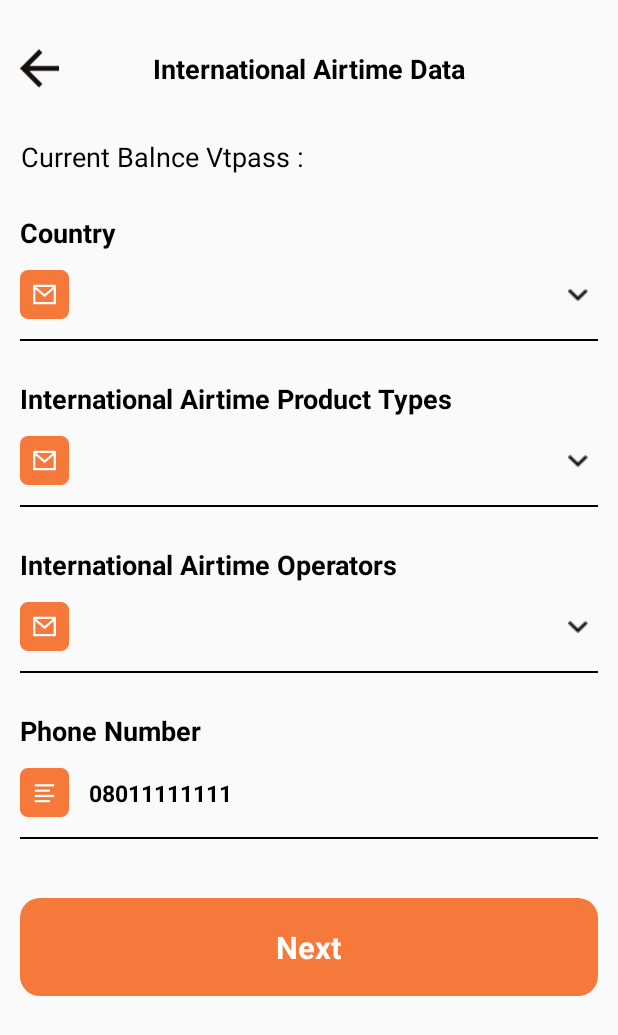
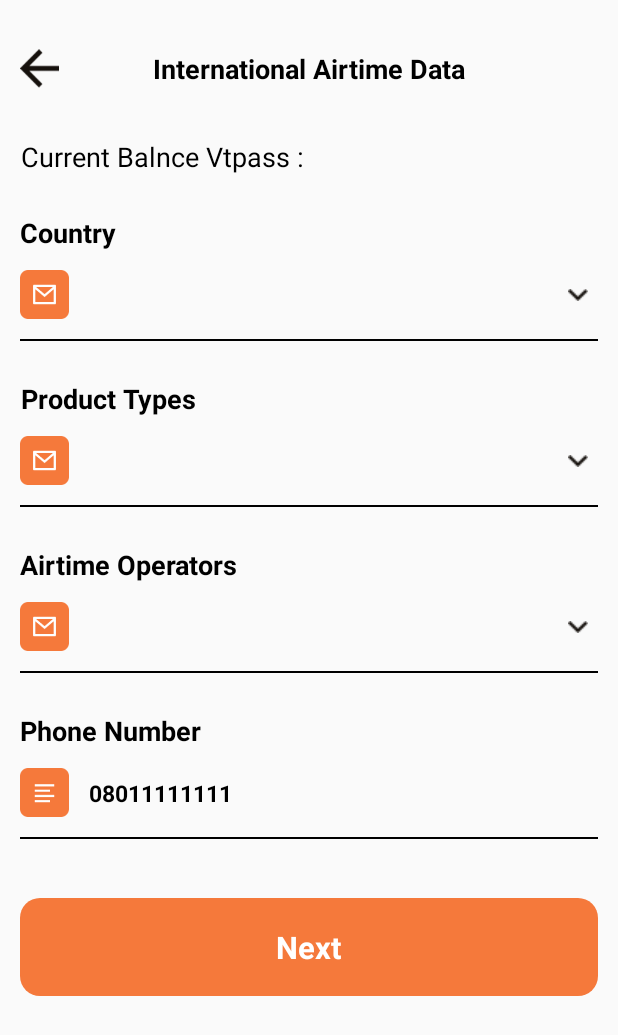
Before and after one commit to technorizenshesh/Spendright, an Android app: the PaymentBillInterNational screen opened directly, with no data from a screen before it, on a phone screen of 412 x 824 dp. Shown: the top 1035 px of the screen. Run offline under Robolectric (Android 15) with nearby library versions, the phone set to English and light mode, and no system bars; our stand-ins replace data binding, sdp/ssp sizes; network calls fail.

Commit message:
Commited By Harshit 12 May

```diff
--- a/app/src/main/res/layout-v16/activity_airetime_international.xml
+++ b/app/src/main/res/layout-v16/activity_airetime_international.xml
@@ -147,7 +147,7 @@
                     android:layout_height="wrap_content"
                     android:layout_marginTop="@dimen/_20sdp"
                     android:gravity="center"
-                    android:text="International Airtime Product Types"
+                    android:text="Product Types"
                     android:textColor="@color/black"
                     android:textSize="@dimen/_14sdp"
                     android:textStyle="bold" />
@@ -203,7 +203,7 @@
                     android:layout_height="wrap_content"
                     android:layout_marginTop="@dimen/_20sdp"
                     android:gravity="center"
-                    android:text="International Airtime Operators"
+                    android:text="Airtime Operators"
                     android:textColor="@color/black"
                     android:textSize="@dimen/_14sdp"
                     android:textStyle="bold" />
```
Also changed, not shown: app/src/main/res/layout/fragment_schdule_payment.xml (+6 -7 lines).
